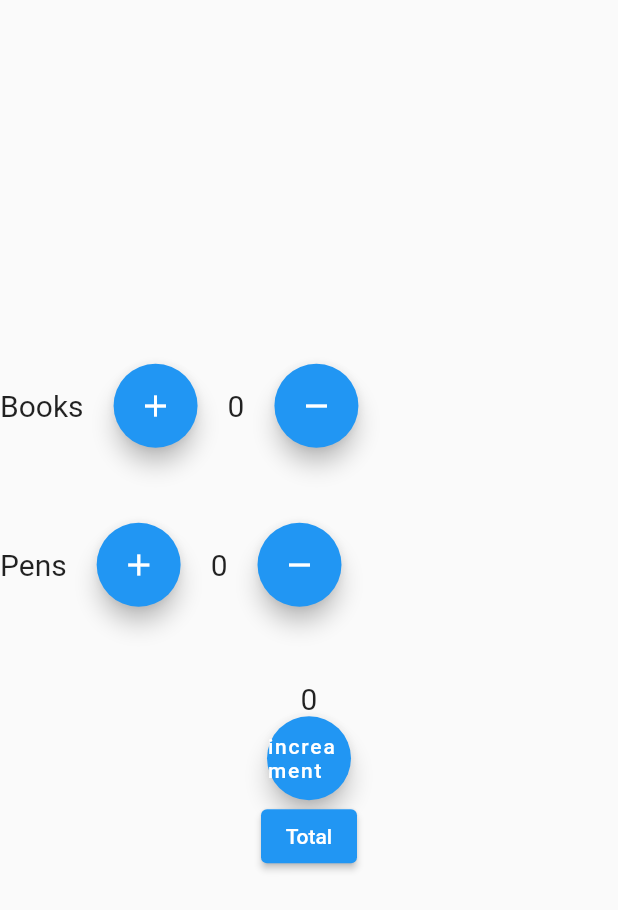
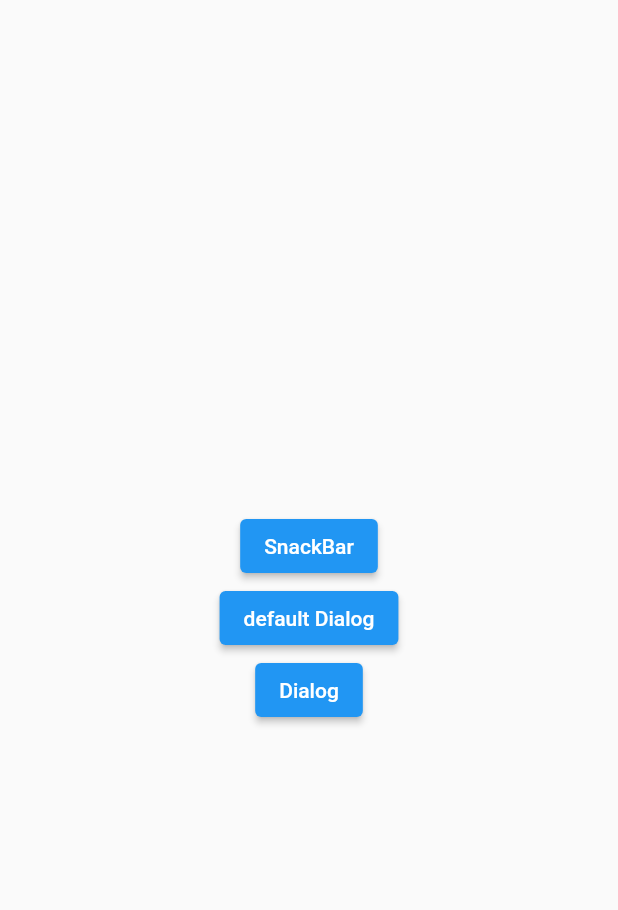
Before and after one commit to SheikhAman/get_series, a Flutter app: the screen it shows after launch, on a phone screen of 412 x 824 dp. Shown: the top 910 px of the screen. Run offline on Flutter 3.47's test engine with Material 2 defaults, Android fonts, the light colour scheme and no system bars; our stand-ins replace get.

Commit message:
getx : snackbar, default dialog, dialog

```diff
--- a/lib/controller.dart
+++ b/lib/controller.dart
@@ -1,39 +1,3 @@
 import 'package:get/get.dart';
 
-class Controller extends GetxController {
-  RxInt books = 0.obs;
-  RxInt pen = 0.obs;
-
-  int get sum => books.value + pen.value;
-
-  int bag = 0;
-
-  incrementBag() {
-    bag++;
-    update();
-  }
-
-  incrementBooks() {
-    books.value++;
-  }
-
-  decrementBooks() {
-    if (books.value <= 0) {
-      Get.snackbar("Value is less or equal 0", "Action can't perform");
-    } else {
-      books.value--;
-    }
-  }
-
-  incrementPens() {
-    pen.value++;
-  }
-
-  decrementPens() {
-    if (pen.value <= 0) {
-      Get.snackbar("Value is less or equal 0", "Action can't perform");
-    } else {
-      pen.value--;
-    }
-  }
-}
+class Controller extends GetxController {}
--- a/lib/home_page.dart
+++ b/lib/home_page.dart
@@ -1,7 +1,7 @@
 import 'package:flutter/material.dart';
 import 'package:get/get.dart';
-import 'package:get_series/controller.dart';
-import 'package:get_series/total_page.dart';
+
+import 'controller.dart';
 
 class HomePage extends StatelessWidget {
   HomePage({super.key});
@@ -12,104 +12,44 @@ class HomePage extends StatelessWidget {
   Widget build(BuildContext context) {
     return Scaffold(
       body: SafeArea(
+        child: Center(
           child: Column(
             mainAxisAlignment: MainAxisAlignment.center,
             children: [
-            Row(
-              children: [
-                Text(
-                  "Books",
-                  style: TextStyle(fontSize: 20.0),
+              // SnackBar
+              ElevatedButton(
+                onPressed: () {
+                  Get.snackbar("hello", "this is snackbar");
+                },
+                child: Text("SnackBar"),
               ),
-                SizedBox(
-                  width: 20.0,
+              // default dialog
+              ElevatedButton(
+                onPressed: () {
+                  Get.defaultDialog(title: "I am a dialog");
+                },
+                child: Text("default Dialog"),
               ),
-                FloatingActionButton(
+              // dialog
+              ElevatedButton(
                 onPressed: () {
-                    c.incrementBooks();
-                  },
-                  child: Icon(Icons.add),
-                ),
-                SizedBox(
-                  width: 20.0,
-                ),
-                Obx(
-                  () => Text(
-                    c.books.value.toString(),
-                    style: TextStyle(fontSize: 20.0),
-                  ),
-                ),
-                SizedBox(
-                  width: 20.0,
-                ),
-                FloatingActionButton(
-                  onPressed: () {
-                    c.decrementBooks();
-                  },
-                  child: Icon(Icons.remove),
+                  Get.dialog(
+                    AlertDialog(
+                      title: const Text('Dialog'),
+                      content: const Text('This is a dialog'),
+                      actions: [
+                        TextButton(
+                          child: const Text("Close"),
+                          onPressed: () => Get.back(),
                         ),
                       ],
                     ),
-            SizedBox(
-              height: 50.0,
-            ),
-            Row(
-              children: [
-                Text(
-                  "Pens",
-                  style: TextStyle(fontSize: 20.0),
-                ),
-                SizedBox(
-                  width: 20.0,
-                ),
-                FloatingActionButton(
-                  onPressed: () {
-                    c.incrementPens();
+                  );
                 },
-                  child: Icon(Icons.add),
-                ),
-                SizedBox(
-                  width: 20.0,
-                ),
-                Obx(
-                  () => Text(
-                    c.pen.value.toString(),
-                    style: TextStyle(fontSize: 20.0),
-                  ),
-                ),
-                SizedBox(
-                  width: 20.0,
-                ),
-                FloatingActionButton(
-                  onPressed: () {
-                    c.decrementPens();
-                  },
-                  child: Icon(Icons.remove),
+                child: Text("Dialog"),
               ),
             ],
           ),
-            SizedBox(
-              height: 50,
-            ),
-            GetBuilder<Controller>(
-              builder: (controller) => Text(
-                controller.bag.toString(),
-                style: TextStyle(fontSize: 20.0),
-              ),
-            ),
-            FloatingActionButton(
-              onPressed: () {
-                c.incrementBag();
-              },
-              child: Text("increament"),
-            ),
-            ElevatedButton(
-              onPressed: () {
-                Get.to(() => TotalPage());
-              },
-              child: const Text("Total"),
-            ),
-          ],
         ),
       ),
     );
```
Also changed, not shown: lib/total_page.dart (deleted, +0 -34 lines), 43 other files. Lines whose indentation alone changed are shown as unchanged.
